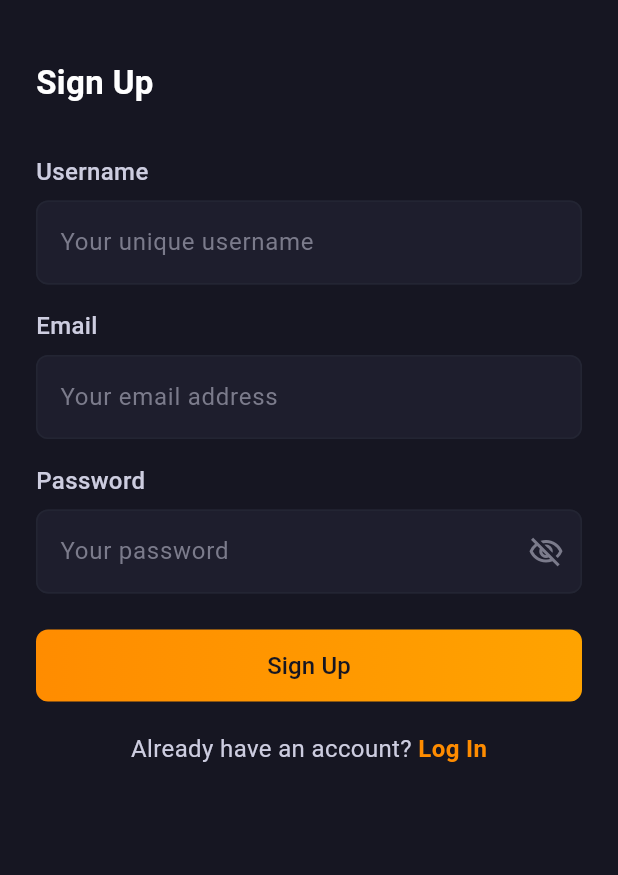
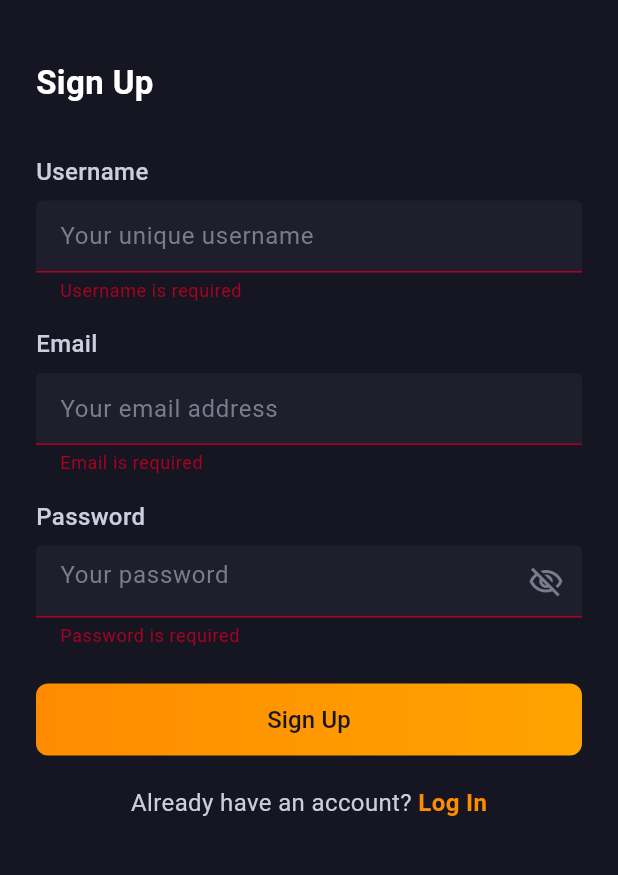
Before and after one commit to Zukizuk/aora, a Flutter app: the SignUpPage screen opened directly, after a tap on "Sign Up", on a phone screen of 412 x 824 dp, the part 235-1110 px from its top. Run offline on Flutter 3.47's test engine with Material 3 defaults, Android fonts, the light colour scheme and no system bars; our stand-ins replace carousel_slider, cloud_firestore, firebase_auth, firebase_core, smooth_page_indicator; accounts and stored records are empty.

Commit message:
🎉🎉

```diff
--- /dev/null
+++ b/lib/components/layouts/auth_gate.dart
@@ -0,0 +1,49 @@
+import 'package:firebase_auth/firebase_auth.dart';
+import 'package:flutter/material.dart';
+
+class AuthGate extends StatelessWidget {
+  final Widget signedInScreen;
+  final Widget signedOutScreen;
+  final Widget signUpScreen;
+
+  const AuthGate({
+    super.key,
+    required this.signedInScreen,
+    required this.signedOutScreen,
+    required this.signUpScreen,
+  });
+
+  @override
+  Widget build(BuildContext context) {
+    return StreamBuilder<User?>(
+      stream: FirebaseAuth.instance.authStateChanges(),
+      builder: (context, snapshot) {
+        if (snapshot.connectionState == ConnectionState.waiting) {
+          return const Scaffold(
+            body: Center(
+              child: CircularProgressIndicator(),
+            ),
+          );
+        }
+
+        if (snapshot.hasError) {
+          return Scaffold(
+            body: Center(
+              child: Text('Error: ${snapshot.error}'),
+            ),
+          );
+        }
+
+        final currentRoute = ModalRoute.of(context)?.settings.name;
+
+        if (snapshot.hasData) {
+          return signedInScreen;
+        } else if (currentRoute == '/sign-up') {
+          return signUpScreen;
+        } else {
+          return signedOutScreen;
+        }
+      },
+    );
+  }
+}
--- /dev/null
+++ b/lib/components/services/auth_services.dart
@@ -0,0 +1,59 @@
+// auth_service.dart
+import 'package:firebase_auth/firebase_auth.dart';
+import 'package:cloud_firestore/cloud_firestore.dart';
+
+class AuthService {
+  final FirebaseAuth _auth = FirebaseAuth.instance;
+  final FirebaseFirestore db = FirebaseFirestore.instance;
+  final user = FirebaseAuth.instance.currentUser;
+
+  Stream<User?> get authStateChanges => _auth.authStateChanges();
+
+  Future<UserCredential?> signIn(String email, String password) async {
+    try {
+      return await _auth.signInWithEmailAndPassword(
+        email: email,
+        password: password,
+      );
+    } catch (e) {
+      print(e.toString());
+      return null;
+    }
+  }
+
+  Future<UserCredential?> signUp(
+      String email, String password, String username) async {
+    try {
+      // Create auth user
+      UserCredential userCredential =
+          await _auth.createUserWithEmailAndPassword(
+        email: email,
+        password: password,
+      );
+
+      // Save username to Firestore
+      await db.collection('users').doc(userCredential.user!.uid).set({
+        'username': username,
+        'email': email,
+        'createdAt': FieldValue.serverTimestamp(),
+      });
+
+      return userCredential;
+    } catch (e) {
+      print(e.toString());
+      return null;
+    }
+  }
+
+  Future<void> signOut() async {
+    await _auth.signOut();
+  }
+
+  Future<bool> isUsernameAvailable(String username) async {
+    final result = await db
+        .collection('users')
+        .where('username', isEqualTo: username)
+        .get();
+    return result.docs.isEmpty;
+  }
+}
--- a/lib/components/widgets/gradient_button.dart
+++ b/lib/components/widgets/gradient_button.dart
@@ -1,8 +1,16 @@
+import 'package:aora/utils/theme.dart';
 import 'package:flutter/material.dart';
 
 class GradientButton extends StatelessWidget {
   final String text;
-  const GradientButton({super.key, required this.text});
+  final void Function() onPressed;
+  bool isLoading = false;
+
+  GradientButton(
+      {super.key,
+      required this.text,
+      required this.onPressed,
+      this.isLoading = false});
 
   @override
   Widget build(BuildContext context) {
@@ -17,9 +25,13 @@ class GradientButton extends StatelessWidget {
         borderRadius: BorderRadius.circular(8),
       ),
       child: MaterialButton(
-        onPressed: () {},
+        onPressed: onPressed,
         minWidth: 327,
-        child: Text(
+        child: isLoading
+            ? CircularProgressIndicator(
+                color: AppColors.background,
+              )
+            : Text(
                 text,
                 style: TextStyle(
                   fontSize: 16,
--- a/lib/components/widgets/text_field.dart
+++ b/lib/components/widgets/text_field.dart
@@ -7,13 +7,15 @@ class CustomTextField extends StatefulWidget {
   final TextEditingController controller;
   bool obscureText;
   final bool isPasswordField;
+  String errorMessage;
   CustomTextField(
       {super.key,
       required this.label,
       required this.hint,
       required this.controller,
       this.obscureText = false,
-      this.isPasswordField = false});
+      this.isPasswordField = false,
+      this.errorMessage = ''});
 
   @override
   State<CustomTextField> createState() => _CustomTextFieldState();
@@ -46,6 +48,7 @@ class _CustomTextFieldState extends State<CustomTextField> {
             color: Colors.white,
             fontSize: 16,
           ),
+          validator: (value) => value!.isEmpty ? widget.errorMessage : null,
           decoration: InputDecoration(
             fillColor: AppColors.field,
             filled: true,
--- a/lib/pages/create_page.dart
+++ b/lib/pages/create_page.dart
@@ -108,6 +108,7 @@ class CreatePage extends StatelessWidget {
                   width: double.infinity,
                   child: GradientButton(
                     text: 'Submit & Publish',
+                    onPressed: () {},
                   ),
                 ),
               ),
--- a/lib/pages/onboarding.dart
+++ b/lib/pages/onboarding.dart
@@ -90,6 +90,7 @@ class Onboarding extends StatelessWidget {
           const SizedBox(height: 25),
           GradientButton(
             text: 'Continue with Email',
+            onPressed: () {},
           ),
         ],
       ),
--- a/lib/pages/saved_page.dart
+++ b/lib/pages/saved_page.dart
@@ -1,4 +1,3 @@
-import 'package:aora/components/widgets/carousel_slider.dart';
 import 'package:aora/components/widgets/video.dart';
 import 'package:aora/utils/theme.dart';
 import 'package:flutter/material.dart';
--- a/lib/pages/sign_up_page.dart
+++ b/lib/pages/sign_up_page.dart
@@ -1,13 +1,59 @@
+import 'package:aora/components/services/auth_services.dart';
 import 'package:aora/components/widgets/gradient_button.dart';
 import 'package:aora/components/widgets/text_field.dart';
 import 'package:aora/utils/theme.dart';
 import 'package:flutter/material.dart';
+import 'package:flutter/gestures.dart';
 
-class SignUpPage extends StatelessWidget {
-  SignUpPage({super.key});
+class SignUpPage extends StatefulWidget {
+  const SignUpPage({super.key});
+
+  @override
+  State<SignUpPage> createState() => _SignUpPageState();
+}
+
+class _SignUpPageState extends State<SignUpPage> {
   final TextEditingController usernameController = TextEditingController();
+
   final TextEditingController emailController = TextEditingController();
+
   final TextEditingController passwordController = TextEditingController();
+
+  final GlobalKey<FormState> _formKey = GlobalKey<FormState>();
+
+  final _authService = AuthService();
+
+  bool isLoading = false;
+
+  void _submitForm() async {
+    if (_formKey.currentState!.validate()) {
+      setState(() => isLoading = true);
+
+      try {
+        // Check username availability
+        bool isAvailable = await _authService.isUsernameAvailable(
+          usernameController.text,
+        );
+        if (!isAvailable) {
+          if (mounted) {
+            ScaffoldMessenger.of(context).showSnackBar(
+              SnackBar(content: Text('Username already taken')),
+            );
+          }
+          return;
+        }
+        await _authService.signUp(
+          emailController.text,
+          passwordController.text,
+          usernameController.text,
+        );
+      } finally {
+        if (mounted) {
+          setState(() => isLoading = false);
+        }
+      }
+    }
+  }
 
   @override
   Widget build(BuildContext context) {
@@ -32,18 +78,22 @@ class SignUpPage extends StatelessWidget {
                 textAlign: TextAlign.start,
               ),
               const SizedBox(height: 32),
-              Column(
+              Form(
+                key: _formKey,
+                child: Column(
                   children: [
                     CustomTextField(
                       label: 'Username',
                       hint: 'Your unique username',
                       controller: usernameController,
+                      errorMessage: 'Username is required',
                     ),
                     const SizedBox(height: 16),
                     CustomTextField(
                       label: 'Email',
                       hint: 'Your email address',
                       controller: emailController,
+                      errorMessage: 'Email is required',
                     ),
                     const SizedBox(height: 16),
                     CustomTextField(
@@ -52,14 +102,18 @@ class SignUpPage extends StatelessWidget {
                       controller: passwordController,
                       obscureText: true,
                       isPasswordField: true,
+                      errorMessage: 'Password is required',
                     ),
                     const SizedBox(height: 24),
                   ],
+                ),
               ),
               SizedBox(
                 width: double.infinity,
                 child: GradientButton(
                   text: 'Sign Up',
+                  onPressed: _submitForm,
+                  isLoading: isLoading,
                 ),
               ),
               const SizedBox(height: 20),
@@ -78,6 +132,10 @@ class SignUpPage extends StatelessWidget {
                           color: Theme.of(context).primaryColor,
                           fontWeight: FontWeight.bold,
                         ),
+                        recognizer: TapGestureRecognizer()
+                          ..onTap = () {
+                            Navigator.pushNamed(context, '/sign-in');
+                          },
                       ),
                     ],
                   ),
--- a/pubspec.yaml
+++ b/pubspec.yaml
@@ -38,6 +38,8 @@ dependencies:
   smooth_page_indicator: ^1.2.0+3
   dotted_border: ^2.1.0
   firebase_core: ^3.9.0
+  firebase_auth: ^5.3.4
+  cloud_firestore: ^5.6.0
 
 dev_dependencies:
   flutter_test:
```
Also changed, not shown: lib/components/services/user.services.dart (added, +22 -0 lines), lib/main.dart (+21 -1 lines), lib/pages/home_page.dart (+21 -1 lines), lib/pages/profile_page.dart (+40 -6 lines), lib/pages/sign_in_page.dart (+48 -2 lines), pubspec.lock, 5 other files. Lines whose indentation alone changed are shown as unchanged.
